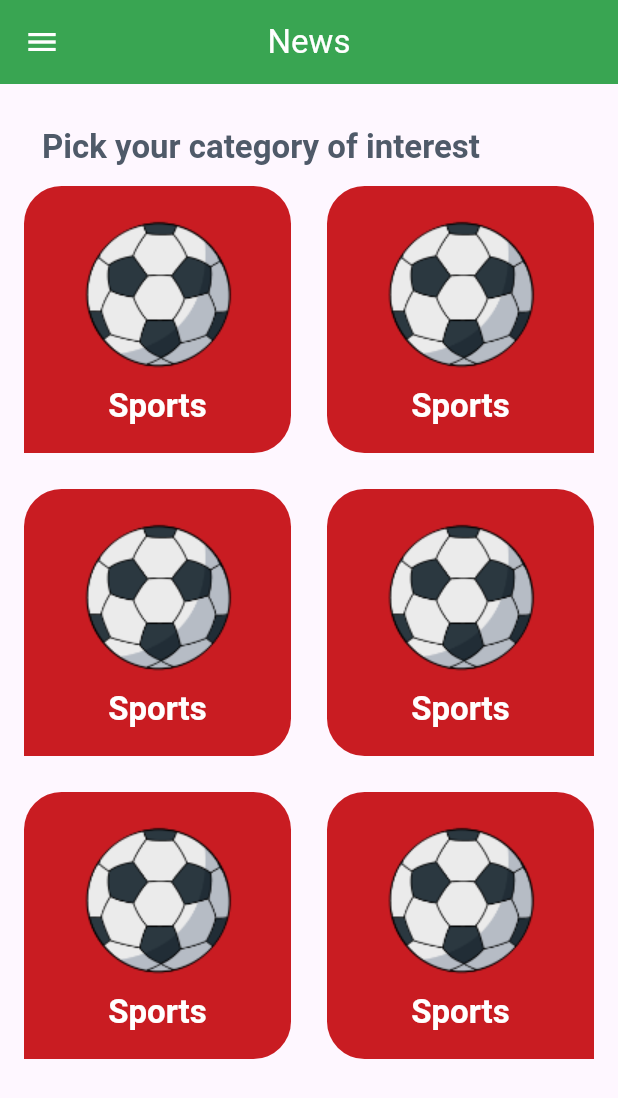
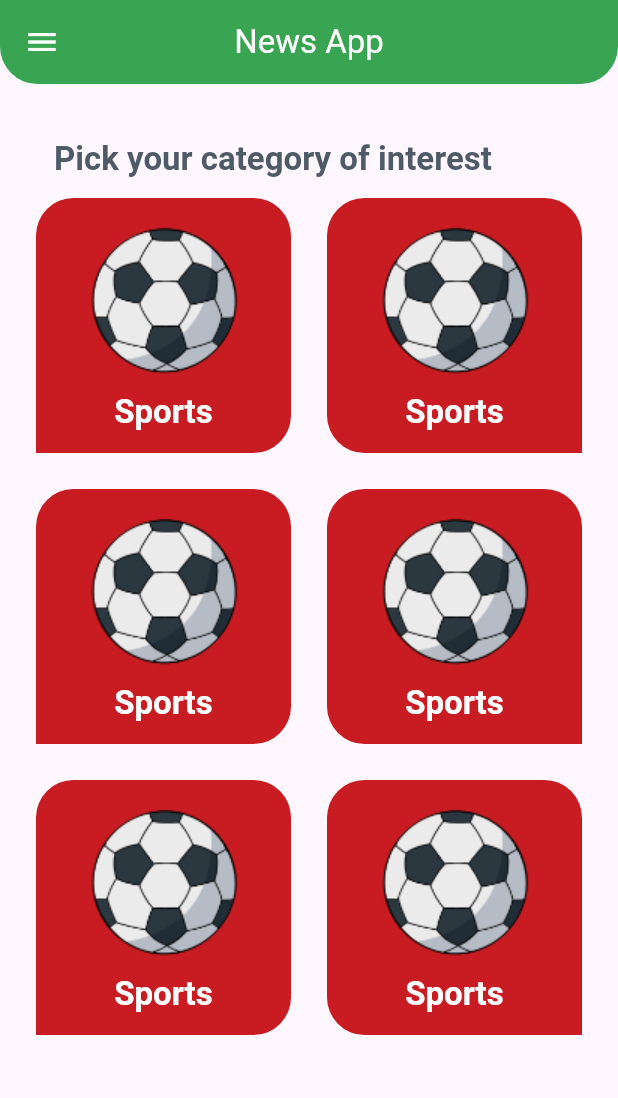
Before and after one commit to esraa-yousif/news, a Flutter app: the screen it shows after launch, on a phone screen of 412 x 824 dp. Shown: the top 1098 px of the screen. Run offline on Flutter 3.47's test engine with Material 3 defaults, Android fonts, the phone set to English and light mode, and no system bars; our stand-ins replace cached_network_image, timeago.

Commit message:
Finish category details UI

```diff
--- a/lib/app_theme.dart
+++ b/lib/app_theme.dart
@@ -14,9 +14,19 @@ static ThemeData lightTheme = ThemeData(
       fontSize: 22,
       fontWeight: FontWeight.bold,
       color: black,
+    ),
+    titleSmall: TextStyle(
+      fontSize: 14,
+      fontWeight: FontWeight.w400,
+      color: primary,
     )
   ),
   appBarTheme: const AppBarTheme(
+    shape: RoundedRectangleBorder(
+      borderRadius: BorderRadius.vertical(
+        bottom: Radius.circular(25),
+      ),
+    ),
     foregroundColor: white,
     color: primary,
     centerTitle: true,
--- a/lib/categories/category_grid.dart
+++ b/lib/categories/category_grid.dart
@@ -4,7 +4,9 @@ import 'package:news/categories/category_item.dart';
 import 'package:news/models/category_model.dart';
 
 class CategoryGrid extends StatelessWidget {
-  const CategoryGrid({super.key});
+   CategoryGrid({super.key, required this.onCategorySelected});
+
+  void Function(CategoryModel) onCategorySelected;
 
   @override
   Widget build(BuildContext context) {
@@ -17,13 +19,13 @@ class CategoryGrid extends StatelessWidget {
             title: 'Sports'));
 
     return Padding(
-      padding: EdgeInsets.all(16),
+      padding: const EdgeInsets.all(24),
       child: Column(
         children: [
           Align(
             alignment: AlignmentDirectional.topStart,
             child: Padding(
-              padding: EdgeInsets.all(12),
+              padding: const EdgeInsets.all(12),
               child: Text(
                 'Pick your category of interest',
                 style: Theme.of(context).textTheme.titleLarge?.copyWith(
@@ -40,9 +42,14 @@ class CategoryGrid extends StatelessWidget {
                   crossAxisSpacing: 24,
                 ),
                 itemCount: categories.length,
-                itemBuilder: (_, index) => CategoryItem(
-                  categoryModel: categories[index],
-                 index:index,)),
+                itemBuilder: (_, index) => GestureDetector(
+                  onTap: (){
+                    onCategorySelected(categories[index]);
+                  },
+                  child: CategoryItem(
+                    categoryModel: categories[index],
+                   index:index,),
+                )),
           )
         ],
       ),
--- a/lib/categories/category_item.dart
+++ b/lib/categories/category_item.dart
@@ -4,7 +4,7 @@ import 'package:news/models/category_model.dart';
 
 
 class CategoryItem extends StatelessWidget {
-  CategoryItem({required this.index, required this.categoryModel});
+  CategoryItem({super.key, required this.index, required this.categoryModel});
 
   CategoryModel categoryModel;
   int index;
--- a/lib/categories/drawer_home.dart
+++ b/lib/drawer/home_drawer.dart
@@ -1,10 +1,11 @@
 import 'package:flutter/material.dart';
 import 'package:news/app_theme.dart';
-import 'package:news/home_screen.dart';
-import 'package:news/settings/settings_tab.dart';
 
 class HomeDrawer extends StatelessWidget {
-  const HomeDrawer({super.key});
+  HomeDrawer({super.key, required this.onDrawerItemSelected});
+
+  void Function(DrawerItem) onDrawerItemSelected;
+
 
   @override
   Widget build(BuildContext context) {
@@ -36,20 +37,14 @@ class HomeDrawer extends StatelessWidget {
                 child: Column(
                   children: [
                     GestureDetector(
-                      onTap: () {
-                        // Navigator.push(
-                        //   context,
-                        //   MaterialPageRoute(
-                        //       builder: (context) => HomeScreen()),
-                        // );
-                      },
+                      onTap: () => onDrawerItemSelected(DrawerItem.categories),
                       child: Row(
                         children: [
                           const Icon(Icons.menu),
                           const SizedBox(
                             width: 15,
                           ),
-                          Text('Categories',
+                          Text('categories',
                               style: Theme.of(context).textTheme.titleLarge),
                         ],
                       ),
@@ -58,13 +53,7 @@ class HomeDrawer extends StatelessWidget {
                       height: 8,
                     ),
                     GestureDetector(
-                      onTap: () {
-                        // Navigator.push(
-                        //   context,
-                        //   MaterialPageRoute(
-                        //       builder: (context) => const SettingsTab()),
-                        // );
-                      },
+                      onTap: () => onDrawerItemSelected(DrawerItem.settings),
                       child: Row(
                         children: [
                           const Icon(Icons.settings),
@@ -86,3 +75,8 @@ class HomeDrawer extends StatelessWidget {
     );
   }
 }
+
+enum DrawerItem{
+  categories,
+  settings,
+}
--- a/lib/home_screen.dart
+++ b/lib/home_screen.dart
@@ -1,18 +1,49 @@
 import 'package:flutter/material.dart';
 import 'package:news/categories/category_grid.dart';
-import 'package:news/categories/drawer_home.dart';
+import 'package:news/drawer/home_drawer.dart';
+import 'package:news/models/category_model.dart';
+import 'package:news/news/news_tab.dart';
+import 'package:news/settings/settings_tab.dart';
 
-class HomeScreen extends StatelessWidget {
+class HomeScreen extends StatefulWidget {
   static const String routeName = '/home';
+
+  const HomeScreen({super.key});
+
+  @override
+  State<HomeScreen> createState() => _HomeScreenState();
+}
+
+class _HomeScreenState extends State<HomeScreen> {
+  DrawerItem selectedDrawerItem = DrawerItem.categories;
+  CategoryModel? selectsdCategory;
+
 
   @override
   Widget build(BuildContext context)  {
     return Scaffold(
       appBar: AppBar(
-        title: Text('News'),
+        title: Text(selectsdCategory != null ? selectsdCategory!.title
+        : selectedDrawerItem == DrawerItem.categories ? 'News App'
+        : 'Settings',),
       ),
-      drawer: HomeDrawer(),
-      body: CategoryGrid(),
+      drawer: HomeDrawer(onDrawerItemSelected: onDrawerItemSelected,),
+      body: selectsdCategory != null ? NewsTab(selectsdCategory!.id)
+       : selectedDrawerItem == DrawerItem.categories
+       ? CategoryGrid(onCategorySelected: onCategorySelected,)
+       : const SettingsTab(),
     );
   }
+
+  void onDrawerItemSelected (DrawerItem item){
+  selectedDrawerItem = item;
+  selectsdCategory = null;
+  setState(() {});
+  Navigator.of(context).pop();
+  }
+
+  void onCategorySelected (CategoryModel category){
+    selectsdCategory = category;
+    setState(() {});
+  }
 }
--- a/lib/main.dart
+++ b/lib/main.dart
@@ -3,7 +3,7 @@ import 'package:news/app_theme.dart';
 import 'package:news/home_screen.dart';
 
 void main() {
-  runApp(NewsApp());
+  runApp(const NewsApp());
 }
 
 class NewsApp extends StatelessWidget {
@@ -14,7 +14,7 @@ class NewsApp extends StatelessWidget {
     return MaterialApp(
       debugShowCheckedModeBanner: false,
       routes: {
-        HomeScreen.routeName: (_) => HomeScreen()
+        HomeScreen.routeName: (_) => const HomeScreen()
       },
       initialRoute: HomeScreen.routeName,
       theme: AppTheme.lightTheme,
--- /dev/null
+++ b/lib/models/source_model.dart
@@ -0,0 +1,6 @@
+class SourceModel {
+  final String id;
+  final String name;
+
+  const SourceModel({required this.id, required this.name});
+}
--- a/lib/settings/settings_tab.dart
+++ b/lib/settings/settings_tab.dart
@@ -5,6 +5,6 @@ class SettingsTab extends StatelessWidget {
 
   @override
   Widget build(BuildContext context) {
-    return Center(child: Text('settings'));
+    return const Center(child: Text('settings'));
   }
 }
```
Also changed, not shown: lib/news/news_item.dart (added, +52 -0 lines), lib/news/news_list.dart (added, +14 -0 lines), lib/news/news_tab.dart (added, +28 -0 lines), lib/sources/source_item.dart (added, +30 -0 lines), lib/sources/sources_tabs.dart (added, +42 -0 lines), lib/widgets/loading_indicator.dart (added, +11 -0 lines), pubspec.yaml (+6 -49 lines), pubspec.lock, 1 other file.
